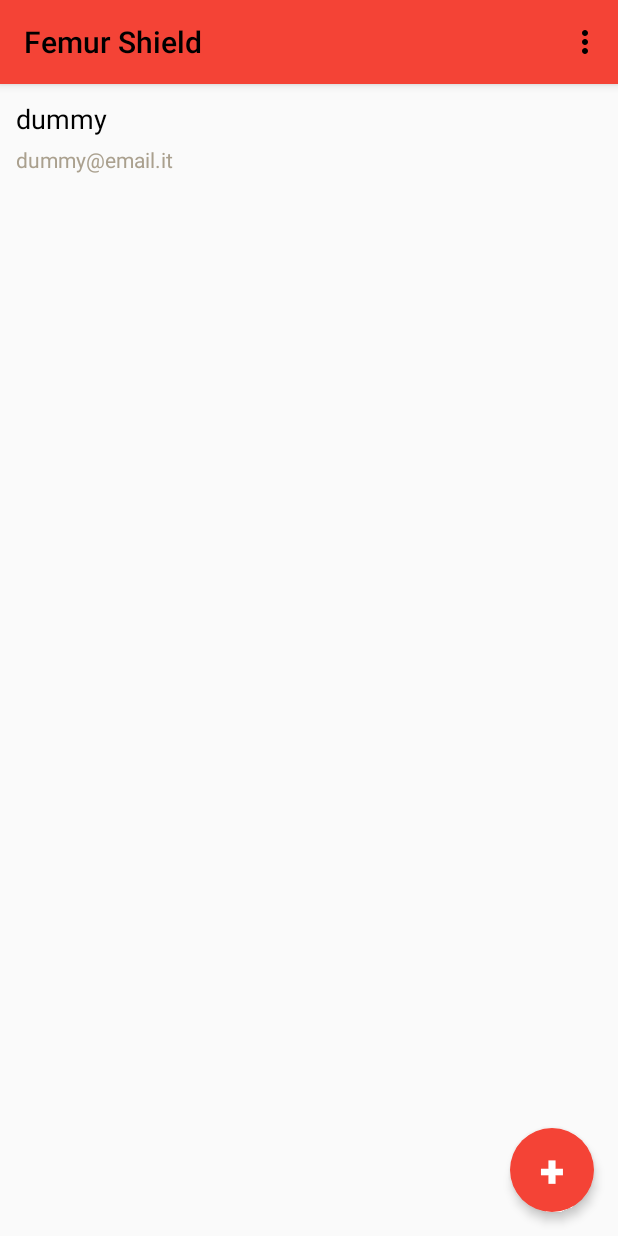
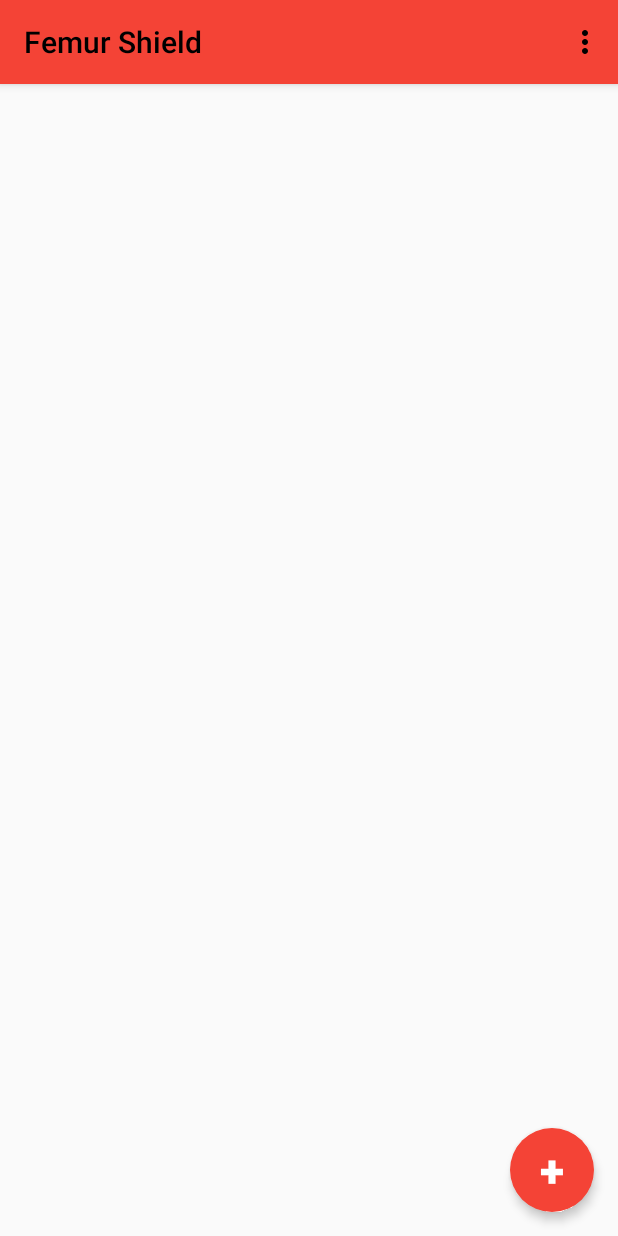
Before and after one commit to LivingWithHippos/EmbeddedSystemProgramming1415, an Android app: the UI5 screen opened directly, with no data from a screen before it, after a tap on "Lista Destinatari Email", on a phone screen of 412 x 824 dp. Run offline under Robolectric (Android 15) with nearby library versions, the phone set to English and light mode, and no system bars.

Commit message:
Completate descrizioni
Ora tutte le descrizioni vengono scritte e aggiornate correttamente

```diff
--- a/Code/FemurShield/app/src/main/java/org/tbw/FemurShield/Controller/EmailFragment.java
+++ b/Code/FemurShield/app/src/main/java/org/tbw/FemurShield/Controller/EmailFragment.java
@@ -69,7 +69,7 @@ public class EmailFragment extends ListFragment implements Button.OnClickListene
         }
         else
         {
-            mItems.add(new EmailListItem("dummy@email.it","dummy"));
+            //mItems.add(new EmailListItem("dummy@email.it","dummy"));
         }
         //imposto l'adapter
         mAdapter=new EmailListAdapter(getActivity(), mItems);
--- a/Code/FemurShield/app/src/main/java/org/tbw/FemurShield/Controller/SettingsFragment.java
+++ b/Code/FemurShield/app/src/main/java/org/tbw/FemurShield/Controller/SettingsFragment.java
@@ -45,25 +45,46 @@ public class SettingsFragment extends ListFragment {
         // prefs serve a caricare le impostazioni salvate
         prefs=new PreferencesEditor(getActivity());
         //aggiungo le voci alla lista
+        int newRate=prefs.getSamplingRate();
         mItems.add(new SettingListItem(resources.getDrawable(R.drawable.frequency),
                 getString(R.string.title_sample_rate),
-                getString(R.string.description_sample_rate)));
+                getString(R.string.description_sample_rate_set_to)+" "+newRate+"%"));
+        int newDuration=prefs.getSessionDuration();
         mItems.add(new SettingListItem(resources.getDrawable(R.drawable.duration),
                 getString(R.string.title_session_duration),
-                getString(R.string.description_session_duration)));
+                newDuration+(newDuration==1?" ora":" ore")));
         mItems.add(new SettingListItem(resources.getDrawable(R.drawable.email),
                 getString(R.string.title_email_recipient),
                 getString(R.string.description_email_recipient)));
-        int hour=prefs.getAlarmHour();
-        int minute=prefs.getAlarmMinute();
         //per stampare i numeri nel formato 05:07 invece di 5:7
         DecimalFormat formatter=new DecimalFormat("00");
+        String hour=formatter.format(prefs.getAlarmHour());
+        String minute=formatter.format(prefs.getAlarmMinute());
         mItems.add(new SettingListItem(resources.getDrawable(R.drawable.alarm),
                 getString(R.string.title_alarm),
-                "Sveglia impostata per le "+formatter.format(hour)+":"+formatter.format(minute)));
+                getString(R.string.description_alarm_set_to) + " " + hour + ":" + minute));
+
         //imposto l'adapter
         mAdapter=new SettingListAdapter(getActivity(), mItems);
         setListAdapter(mAdapter);
+    }
+
+    @Override
+    public void onResume() {
+        super.onResume();
+        for(SettingListItem s:mItems)
+        {
+            if(s.title.equalsIgnoreCase(getString(R.string.title_email_recipient)))
+            {
+
+                //aggiorna la descrizione email
+                int temp=prefs.getEmailContactsNumber();
+                s.setDescription(temp+" "+(temp==1?"contatto presente":"contatti presenti"));
+                // dice alla lista di aggiornarsi dopo il cambiamento
+                mAdapter.notifyDataSetChanged();
+                break;
+            }
+        }
     }
 
     @Override
@@ -103,7 +124,7 @@ public class SettingsFragment extends ListFragment {
         SettingListItem item = mItems.get(position);
 
         if(mListener!=null&item!=null)
-            mListener.onVoiceSelected(item);
+            mListener.onOptionSelected(item);
     }
 
     public void updateAlarmTime(int hour,int minute)
@@ -153,6 +174,8 @@ public class SettingsFragment extends ListFragment {
             }
         }
     }
+
+
     /**
      * This interface must be implemented by activities that contain this
      * fragment to allow an interaction in this fragment to be communicated
@@ -164,7 +187,7 @@ public class SettingsFragment extends ListFragment {
      * >Communicating with Other Fragments</a> for more information.
      */
     public interface OnFragmentInteractionListener {
-        public void onVoiceSelected(SettingListItem s);
+        public void onOptionSelected(SettingListItem s);
     }
 
 }
--- a/Code/FemurShield/app/src/main/java/org/tbw/FemurShield/Controller/UI5.java
+++ b/Code/FemurShield/app/src/main/java/org/tbw/FemurShield/Controller/UI5.java
@@ -82,7 +82,7 @@ public class UI5 extends Activity implements SettingsFragment.OnFragmentInteract
     * nel menu principale delle impostazioni e lancia l'interfaccia corrispondente
     */
     @Override
-    public void onVoiceSelected(SettingListItem s) {
+    public void onOptionSelected(SettingListItem s) {
         if(s.title.equalsIgnoreCase(getString(R.string.title_alarm)))
         {
             TimePickerFragment timepick= new TimePickerFragment();
@@ -169,6 +169,8 @@ public class UI5 extends Activity implements SettingsFragment.OnFragmentInteract
                 //aggiorna la lista email
                 EmailFragment ef=(EmailFragment)getFragmentManager().findFragmentById(R.id.fragment_container_settings);
                 ef.addAndUpdateContact(n, i);
+                prefs.addOneContactNumber();
+
             }
             else{
                 Log.d("FemurShield","Sintassi email errata");
```
Also changed, not shown: Code/FemurShield/app/src/main/java/org/tbw/FemurShield/Controller/PreferencesEditor.java (+18 -2 lines).
